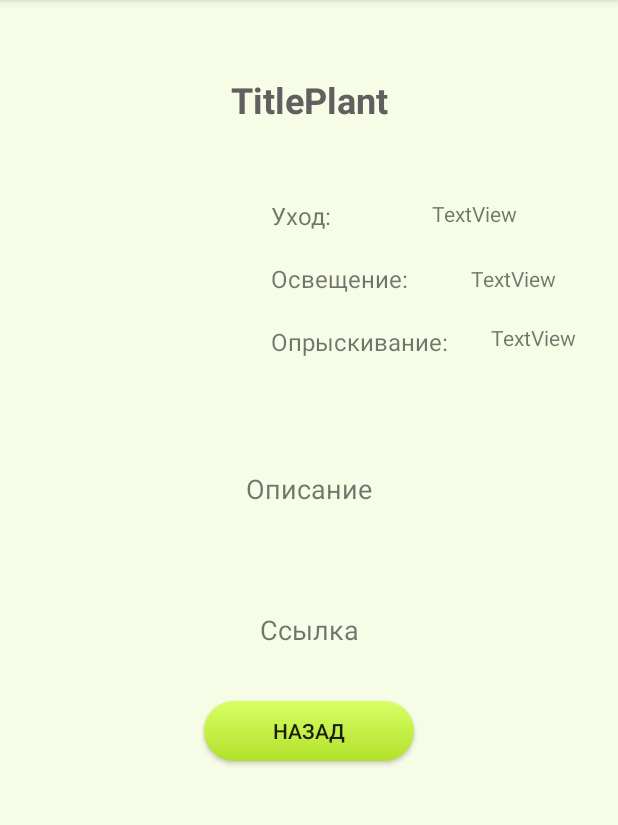
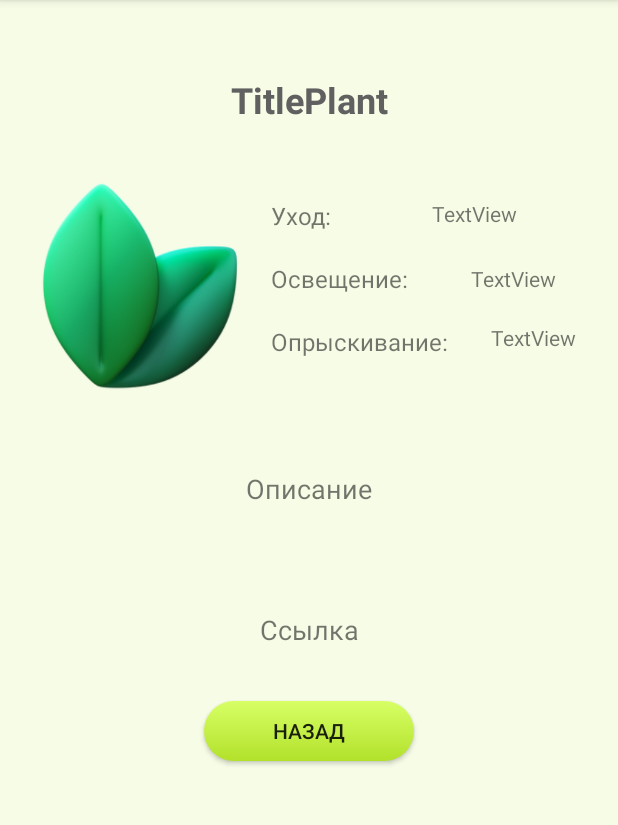
Before and after one commit to darfaskhieva19/MyGreen_project, an Android app: the InfoActivity screen opened directly, with no data from a screen before it, on a phone screen of 412 x 824 dp, the part 84-909 px from its top. Run offline under Robolectric (Android 15) with nearby library versions, the phone set to English and light mode, and no system bars; 7 statements that could not run were skipped.

Commit message:
готово

```diff
--- a/app/src/main/java/com/example/mygreen/MainActivity.java
+++ b/app/src/main/java/com/example/mygreen/MainActivity.java
@@ -122,6 +122,7 @@ public class MainActivity extends AppCompatActivity {
     public void onClear(View v)
     {
         filter.setText("");
+        spinner.setSelection(0);
     }
 
     public void Filter(View view) {
--- a/app/src/main/res/layout/activity_info.xml
+++ b/app/src/main/res/layout/activity_info.xml
@@ -45,6 +45,7 @@
                 android:layout_height="155dp"
                 android:layout_marginTop="30dp"
                 android:layout_marginLeft="15dp"
+                android:src="@drawable/naturalfood"
                 app:layout_constraintStart_toStartOf="parent"
                 app:layout_constraintTop_toBottomOf="@+id/Header"/>
 
```
